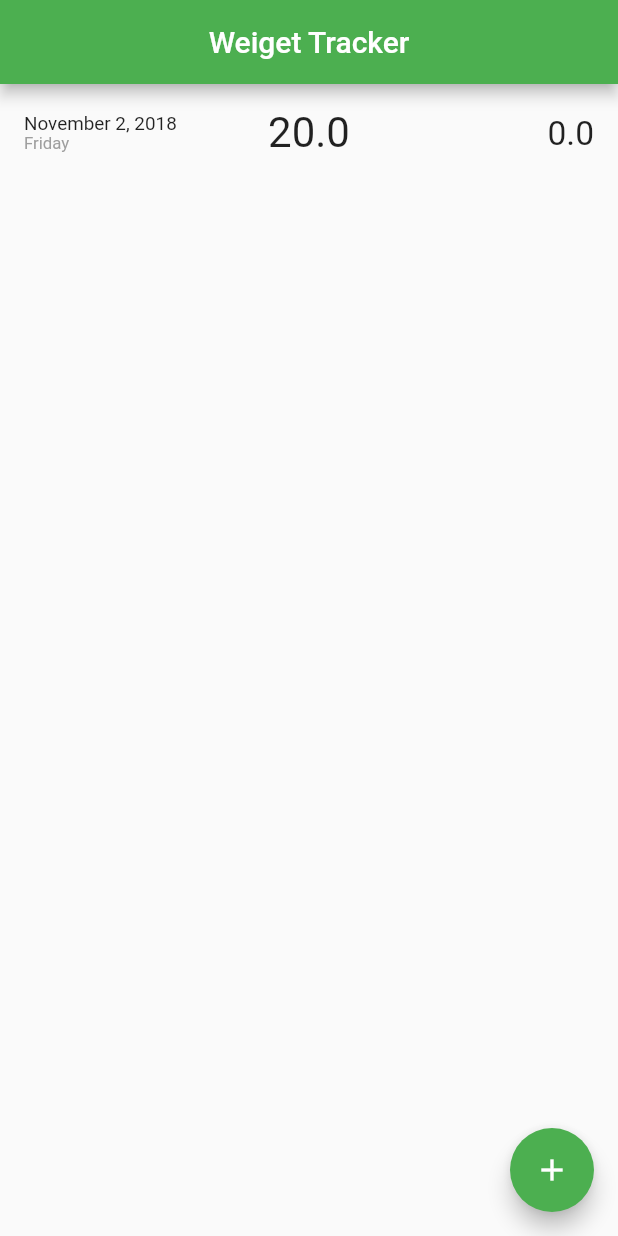
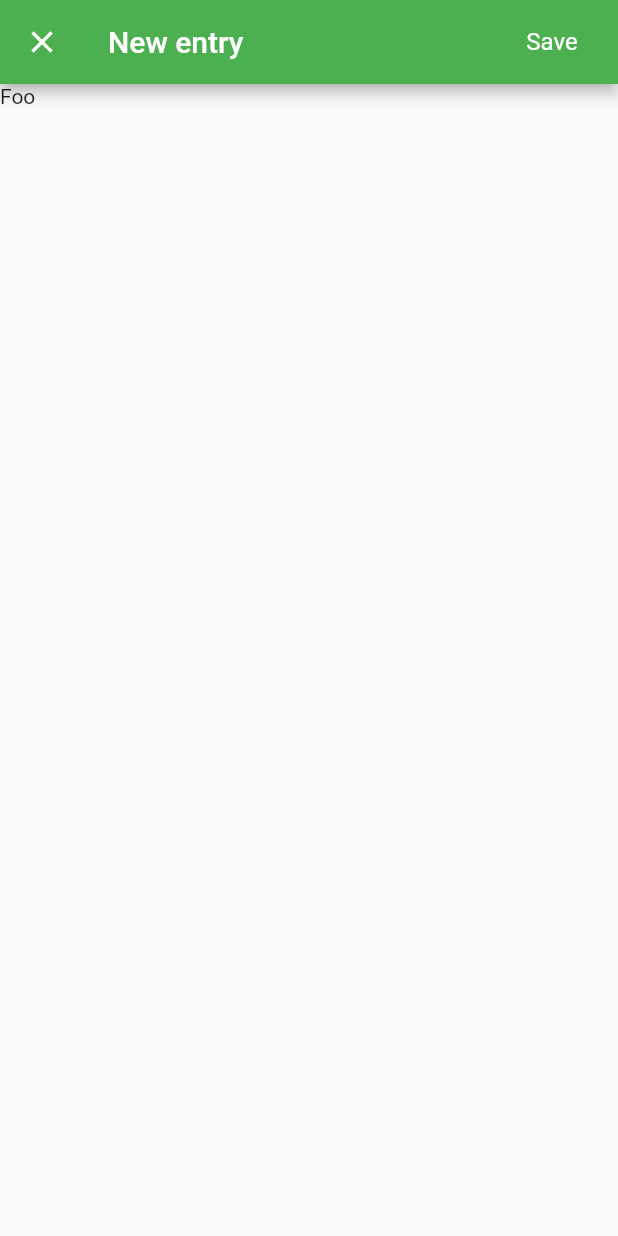
Before and after one commit to hjJunior/Weight-Tracker-App, a Flutter app: the screen it shows after launch, after a tap on the "add" icon, on a phone screen of 412 x 824 dp. Run offline on Flutter 3.47's test engine with Material 2 defaults, Android fonts, the phone set to English and light mode, and no system bars.

Commit message:
Adding the action to navigate to dialog

```diff
--- /dev/null
+++ b/lib/pages/addEntryDialog.dart
@@ -0,0 +1,29 @@
+import 'package:flutter/material.dart';
+import 'package:weight_tracker/models/weightSave.dart';
+import 'dart:math';
+
+class AddEntryDialog extends StatefulWidget {
+  @override
+  AddEntryDialogState createState() => new AddEntryDialogState();
+}
+
+class AddEntryDialogState extends State<AddEntryDialog> {
+
+  void _saveButtonClk () {
+    Navigator.of(context).pop(new WeightSave(new DateTime.now(), new Random().nextInt(100).toDouble()));
+  }
+
+  @override
+  Widget build(BuildContext context) => Scaffold(
+    appBar: new AppBar(
+      title: const Text('New entry'),
+      actions: [
+        new FlatButton(
+            onPressed: _saveButtonClk,
+            child: new Text('Save',
+                style: Theme.of(context).textTheme.subhead.copyWith(color: Colors.white))),
+      ],
+    ),
+    body: new Text("Foo"),
+  );
+}
--- a/lib/pages/homePage.dart
+++ b/lib/pages/homePage.dart
@@ -1,7 +1,9 @@
+import 'dart:async';
+
 import 'package:flutter/material.dart';
-import 'dart:math';
 import 'package:weight_tracker/models/weightSave.dart';
 import 'package:weight_tracker/components/weightListItem.dart';
+import 'package:weight_tracker/pages/addEntryDialog.dart';
 
 class HomePage extends StatefulWidget {
   @override
@@ -11,10 +13,18 @@ class HomePage extends StatefulWidget {
 class _HomePageState extends State<HomePage> {
   List<WeightSave> _weightSaves = [];
 
-  void _addWeight () {
-    setState(() {
-      _weightSaves.add(WeightSave(new DateTime.now(), new Random().nextInt(100).toDouble()));
-    });
+  Future _addWeight () async {
+    WeightSave newEntry = await Navigator.of(context).push(new MaterialPageRoute<WeightSave>(
+        builder: (BuildContext context) {
+          return AddEntryDialog();
+        },
+        fullscreenDialog: true
+    ));
+    if (newEntry != null) {
+      setState(() {
+        _weightSaves.add(newEntry);
+      });
+    }
   }
 
   @override
```
